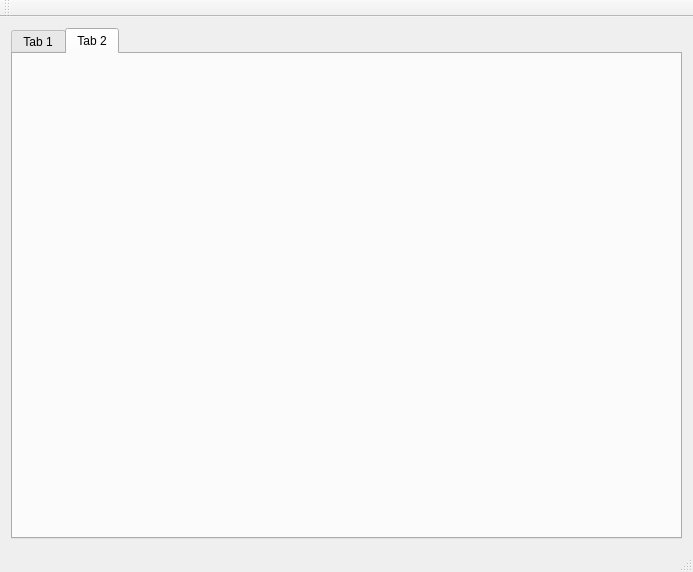
Before: the Qt Designer form CPP_GUI/Q2_Admin/mainwindow.ui in enohl/Q2_QuickQuizzer, drawn with Qt 5.
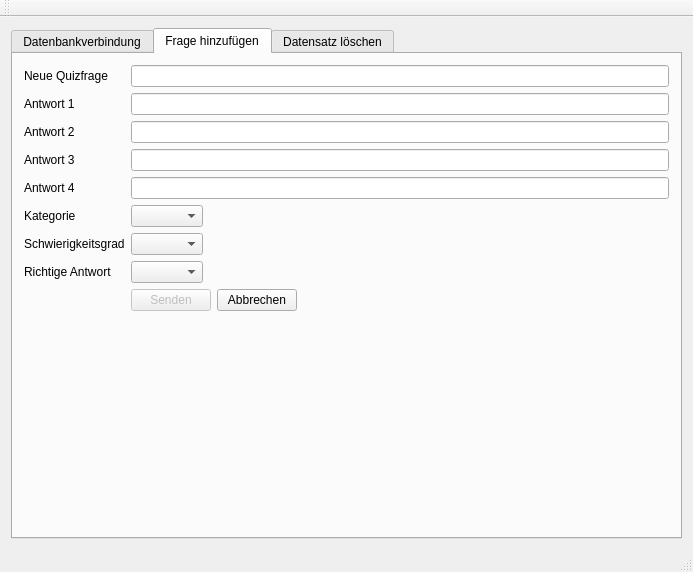
After: the same form once the commit is applied. The open tabs and pages were chosen to show the change.

Patch:
```diff
--- a/CPP_GUI/Q2_Admin/mainwindow.ui
+++ b/CPP_GUI/Q2_Admin/mainwindow.ui
@@ -17,6 +17,9 @@
    <layout class="QVBoxLayout" name="verticalLayout_2">
     <item>
      <widget class="QTabWidget" name="tabWidget">
+      <property name="enabled">
+       <bool>true</bool>
+      </property>
       <property name="sizePolicy">
        <sizepolicy hsizetype="Expanding" vsizetype="Expanding">
         <horstretch>0</horstretch>
@@ -28,7 +31,7 @@
       </property>
       <widget class="QWidget" name="tab">
        <attribute name="title">
-        <string>Tab 1</string>
+        <string>Datenbankverbindung</string>
        </attribute>
        <layout class="QHBoxLayout" name="horizontalLayout">
         <item>
@@ -99,8 +102,139 @@
       </widget>
       <widget class="QWidget" name="tab_2">
        <attribute name="title">
-        <string>Tab 2</string>
+        <string>Frage hinzufügen</string>
        </attribute>
+       <layout class="QHBoxLayout" name="horizontalLayout_5">
+        <item>
+         <layout class="QFormLayout" name="formLayout2">
+          <property name="fieldGrowthPolicy">
+           <enum>QFormLayout::ExpandingFieldsGrow</enum>
+          </property>
+          <property name="verticalSpacing">
+           <number>6</number>
+          </property>
+          <item row="0" column="0">
+           <widget class="QLabel" name="lbl_question">
+            <property name="text">
+             <string>Neue Quizfrage</string>
+            </property>
+           </widget>
+          </item>
+          <item row="0" column="1">
+           <widget class="QLineEdit" name="txt_question"/>
+          </item>
+          <item row="1" column="0">
+           <widget class="QLabel" name="lbl_answer1">
+            <property name="text">
+             <string>Antwort 1</string>
+            </property>
+           </widget>
+          </item>
+          <item row="1" column="1">
+           <widget class="QLineEdit" name="txt_answer1"/>
+          </item>
+          <item row="2" column="0">
+           <widget class="QLabel" name="lbl_answer2">
+            <property name="text">
+             <string>Antwort 2</string>
+            </property>
+           </widget>
+          </item>
+          <item row="2" column="1">
+           <widget class="QLineEdit" name="txt_answer2"/>
+          </item>
+          <item row="3" column="0">
+           <widget class="QLabel" name="lbl_answer3">
+            <property name="text">
+             <string>Antwort 3</string>
+            </property>
+           </widget>
+          </item>
+          <item row="3" column="1">
+           <widget class="QLineEdit" name="txt_answer3"/>
+          </item>
+          <item row="4" column="0">
+           <widget class="QLabel" name="lbl_answer4">
+            <property name="text">
+             <string>Antwort 4</string>
+            </property>
+           </widget>
+          </item>
+          <item row="4" column="1">
+           <widget class="QLineEdit" name="txt_answer4"/>
+          </item>
+          <item row="5" column="1">
+           <widget class="QComboBox" name="cmb_category">
+            <property name="insertPolicy">
+             <enum>QComboBox::InsertAlphabetically</enum>
+            </property>
+           </widget>
+          </item>
+          <item row="8" column="1">
+           <layout class="QHBoxLayout" name="horizontalLayout_10">
+            <item>
+             <widget class="QPushButton" name="btn_sendQuestion">
+              <property name="enabled">
+               <bool>false</bool>
+              </property>
+              <property name="text">
+               <string>Senden</string>
+              </property>
+             </widget>
+            </item>
+            <item>
+             <widget class="QPushButton" name="btn_abortQuestion">
+              <property name="text">
+               <string>Abbrechen</string>
+              </property>
+             </widget>
+            </item>
+           </layout>
+          </item>
+          <item row="5" column="0">
+           <widget class="QLabel" name="lbl_category">
+            <property name="text">
+             <string>Kategorie</string>
+            </property>
+           </widget>
+          </item>
+          <item row="6" column="1">
+           <widget class="QComboBox" name="cmb_difficulty"/>
+          </item>
+          <item row="6" column="0">
+           <widget class="QLabel" name="lbl_difficulty">
+            <property name="text">
+             <string>Schwierigkeitsgrad</string>
+            </property>
+           </widget>
+          </item>
+          <item row="7" column="1">
+           <widget class="QComboBox" name="cmb_correctAnswerIndex"/>
+          </item>
+          <item row="7" column="0">
+           <widget class="QLabel" name="lbl_correctAnswerIndex">
+            <property name="text">
+             <string>Richtige Antwort</string>
+            </property>
+           </widget>
+          </item>
+         </layout>
+        </item>
+       </layout>
+      </widget>
+      <widget class="QWidget" name="tab_3">
+       <attribute name="title">
+        <string>Datensatz löschen</string>
+       </attribute>
+       <layout class="QHBoxLayout" name="horizontalLayout_2">
+        <item>
+         <layout class="QFormLayout" name="formLayout_2">
+          <property name="fieldGrowthPolicy">
+           <enum>QFormLayout::AllNonFixedFieldsGrow</enum>
+          </property>
+         </layout>
+        </item>
+       </layout>
       </widget>
      </widget>
     </item>
```
Left out of the diff: 40 changed lines with no effect on the pictures.
